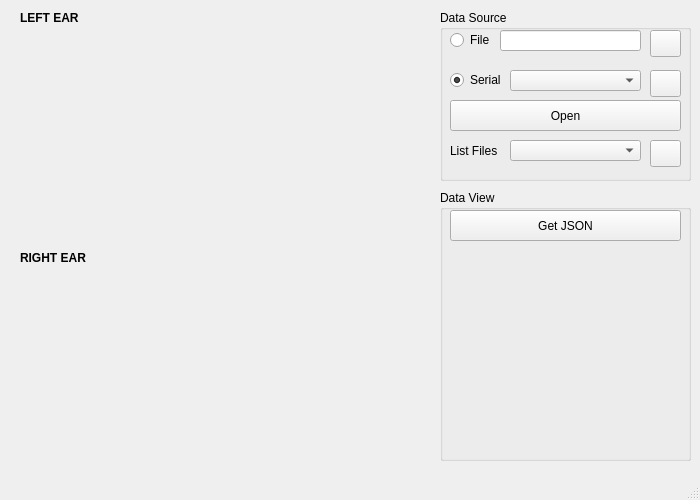
VibrasticLab/pikoakustik2, file prototrial/interface/audiogram/audiogram.ui: the form before one commit.
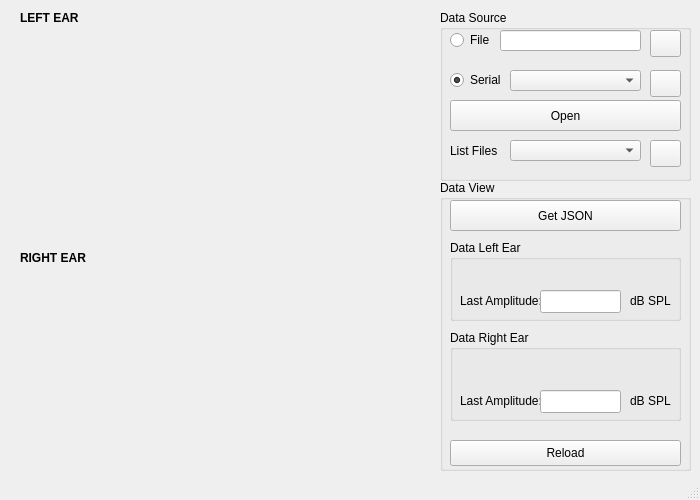
The form after the commit. Custom widgets are drawn as their Qt base class.

Commit message: JSON parser for one frequency

Diff of the .ui file:
```diff
--- a/prototrial/interface/audiogram/audiogram.ui
+++ b/prototrial/interface/audiogram/audiogram.ui
@@ -234,9 +234,9 @@
     <property name="geometry">
      <rect>
       <x>440</x>
-      <y>190</y>
+      <y>180</y>
       <width>251</width>
-      <height>271</height>
+      <height>291</height>
      </rect>
     </property>
     <property name="title">
@@ -258,6 +258,126 @@
       <string>Get JSON</string>
      </property>
     </widget>
+    <widget class="QGroupBox" name="groupBox_2">
+     <property name="geometry">
+      <rect>
+       <x>10</x>
+       <y>60</y>
+       <width>231</width>
+       <height>81</height>
+      </rect>
+     </property>
+     <property name="title">
+      <string>Data Left Ear</string>
+     </property>
+     <widget class="QLabel" name="lblLastAmplL">
+      <property name="geometry">
+       <rect>
+        <x>10</x>
+        <y>50</y>
+        <width>81</width>
+        <height>21</height>
+       </rect>
+      </property>
+      <property name="text">
+       <string>Last Amplitude:</string>
+      </property>
+     </widget>
+     <widget class="QLineEdit" name="editAmplL">
+      <property name="geometry">
+       <rect>
+        <x>90</x>
+        <y>50</y>
+        <width>81</width>
+        <height>23</height>
+       </rect>
+      </property>
+      <property name="readOnly">
+       <bool>true</bool>
+      </property>
+     </widget>
+     <widget class="QLabel" name="lbldbSPLL">
+      <property name="geometry">
+       <rect>
+        <x>180</x>
+        <y>50</y>
+        <width>41</width>
+        <height>21</height>
+       </rect>
+      </property>
+      <property name="text">
+       <string>dB SPL</string>
+      </property>
+     </widget>
+    </widget>
+    <widget class="QGroupBox" name="groupBox_3">
+     <property name="geometry">
+      <rect>
+       <x>10</x>
+       <y>150</y>
+       <width>231</width>
+       <height>91</height>
+      </rect>
+     </property>
+     <property name="title">
+      <string>Data Right Ear</string>
+     </property>
+     <widget class="QLabel" name="lblLastAmplR">
+      <property name="geometry">
+       <rect>
+        <x>10</x>
+        <y>60</y>
+        <width>81</width>
+        <height>21</height>
+       </rect>
+      </property>
+      <property name="text">
+       <string>Last Amplitude:</string>
+      </property>
+     </widget>
+     <widget class="QLineEdit" name="editAmplR">
+      <property name="geometry">
+       <rect>
+        <x>90</x>
+        <y>60</y>
+        <width>81</width>
+        <height>23</height>
+       </rect>
+      </property>
+      <property name="readOnly">
+       <bool>true</bool>
+      </property>
+     </widget>
+     <widget class="QLabel" name="lbldbSPLR">
+      <property name="geometry">
+       <rect>
+        <x>180</x>
+        <y>60</y>
+        <width>41</width>
+        <height>21</height>
+       </rect>
+      </property>
+      <property name="text">
+       <string>dB SPL</string>
+      </property>
+     </widget>
+    </widget>
+    <widget class="QPushButton" name="btnDataReload">
+     <property name="geometry">
+      <rect>
+       <x>10</x>
+       <y>260</y>
+       <width>231</width>
+       <height>26</height>
+      </rect>
+     </property>
+     <property name="toolTip">
+      <string>&lt;html&gt;&lt;head/&gt;&lt;body&gt;&lt;p&gt;reload, replot, and re-calculate&lt;/p&gt;&lt;p&gt;&lt;br/&gt;&lt;/p&gt;&lt;/body&gt;&lt;/html&gt;</string>
+     </property>
+     <property name="text">
+      <string>Reload</string>
+     </property>
+    </widget>
    </widget>
   </widget>
   <widget class="QStatusBar" name="statusbar"/>
```
The commit also changes 2 other files.
